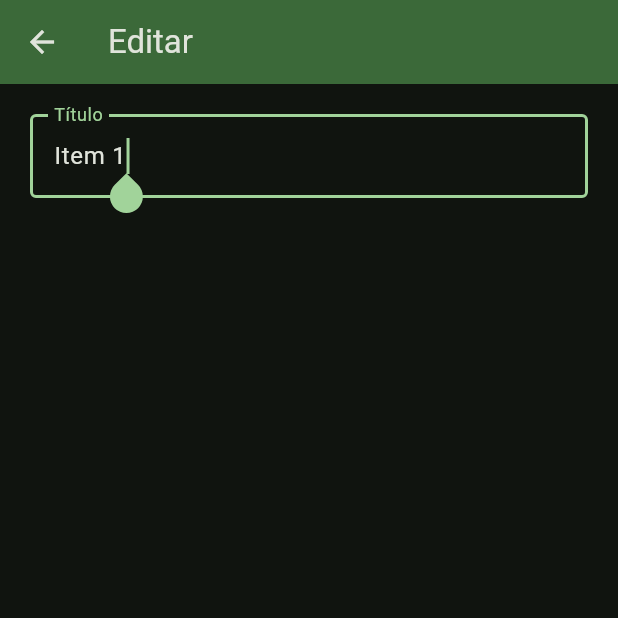
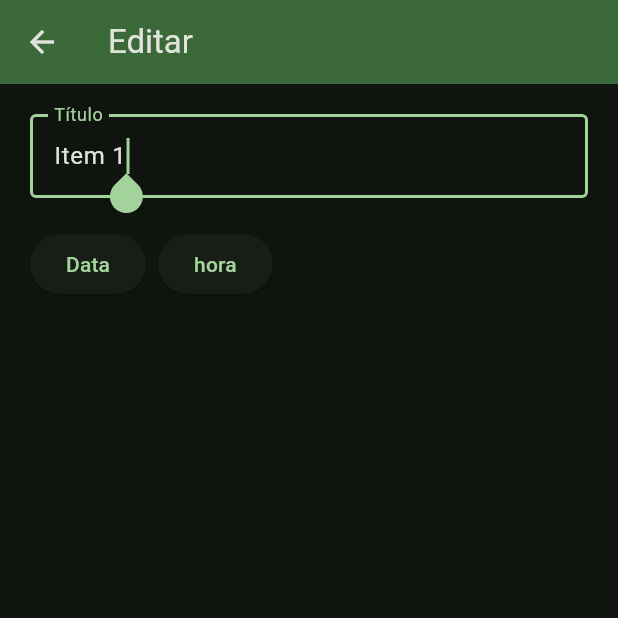
Before and after one commit to IgorAugst/todo_flutter, a Flutter app: the screen it shows after launch, after a tap on "Item 1", on a phone screen of 412 x 824 dp, the top half of it. Run offline on Flutter 3.47's test engine with Material 3 defaults, Android fonts, the phone set to English and light mode, and no system bars.

```diff
--- a/devtools_options.yaml
+++ b/devtools_options.yaml
@@ -1,3 +1,4 @@
 description: This file stores settings for Dart & Flutter DevTools.
 documentation: https://docs.flutter.dev/tools/devtools/extensions#configure-extension-enablement-states
 extensions:
+  - provider: true
--- a/lib/main.dart
+++ b/lib/main.dart
@@ -160,7 +160,7 @@ class _MyHomePageState extends State<MyHomePage> {
                 );
               },
             )),
-            drawerEdgeDragWidth: MediaQuery.of(context).size.width,
+            drawerEdgeDragWidth: MediaQuery.of(context).size.width / 4,
             body: SingleChildScrollView(
               child: Column(
                 children: [
--- a/lib/pages/item_page.dart
+++ b/lib/pages/item_page.dart
@@ -57,6 +57,14 @@ class ItemPage extends StatelessWidget {
                         Navigator.pop(context);
                       }
                     },
+                  ),
+                  SizedBox(height: 20),
+                  Row(
+                    children: [
+                      ElevatedButton(onPressed: () {}, child: Text('Data')),
+                      SizedBox(width: 8,),
+                      ElevatedButton(onPressed: () {}, child: Text('hora'))
+                    ],
                   )
                 ],
               )),
```
Also changed, not shown: pubspec.lock, 250 other files.
